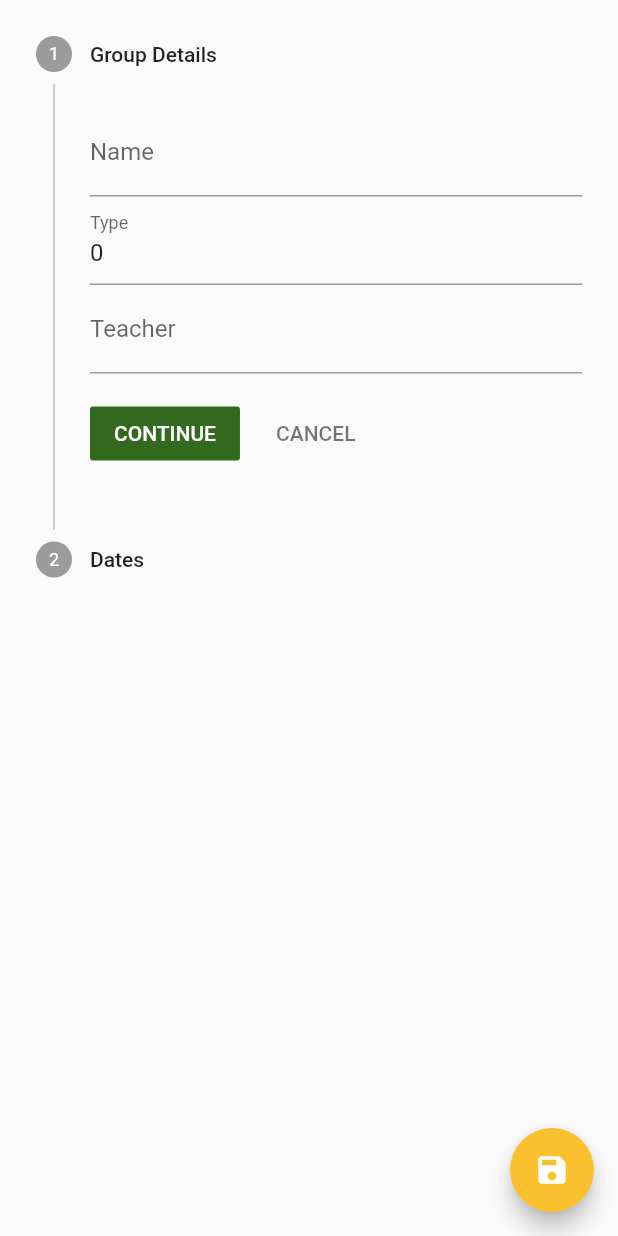
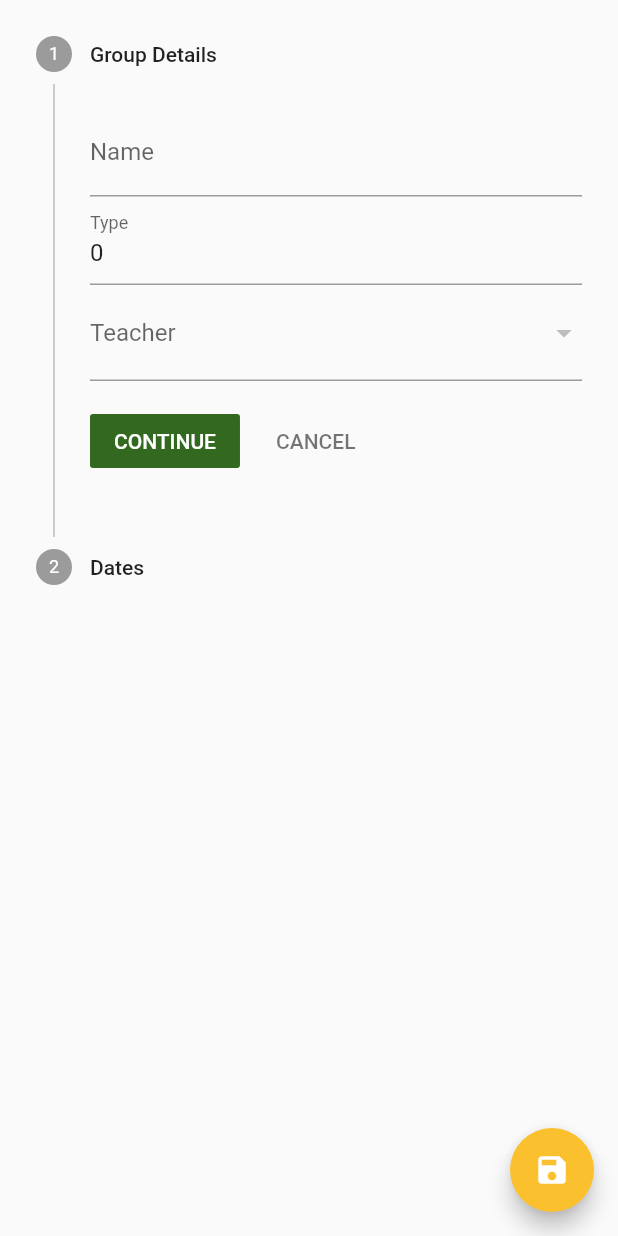
Before and after one commit to islmansour/jeriasmath, a Flutter app: the GroupEditPage screen opened directly with empty values, after a tap on the "save" icon, on a phone screen of 412 x 824 dp. Run offline on Flutter 3.47's test engine with Material 2 defaults, Android fonts, the phone set to English and light mode, and no system bars; our stand-ins replace easy_localization, firebase_auth, firebase_core, firebase_messaging, flash, shared_preferences; missing offline and left inert: flutter_multiselect; accounts and stored records are empty; statements that could not run were skipped.

Commit message:
fixing dropdowns for teacher in group create / update

```diff
--- a/lib/Model/person.dart
+++ b/lib/Model/person.dart
@@ -16,6 +16,7 @@ class Person {
   String? parentPhone1;
   String? parentPhone2;
   DateTime? dob;
+  int? type;
   final String? userId;
   Person(
       {this.dob,
@@ -28,6 +29,7 @@ class Person {
       this.phone,
       this.startDate,
       this.status,
+      this.type,
       this.userId});
 
   factory Person.fromJson(Map<String, dynamic> json) => _$PersonFromJson(json);
--- a/lib/Screens/manager/edit_group.dart
+++ b/lib/Screens/manager/edit_group.dart
@@ -1,14 +1,11 @@
 import 'dart:core';
 import 'package:easy_localization/easy_localization.dart';
 import 'package:flutter/material.dart';
-import 'package:flutter_calendar_carousel/classes/event.dart';
-import 'package:flutter_calendar_carousel/flutter_calendar_carousel.dart';
-import 'package:flutter_multiselect/flutter_multiselect.dart';
 import 'package:jerias_math/Model/group.dart';
+import 'package:jerias_math/Model/person.dart';
 import 'package:jerias_math/api/django_server_api.dart';
 import 'package:jerias_math/l10n/locale_keys.g.dart';
 import 'package:jerias_math/main.dart';
-import 'package:jerias_math/weekdays.dart';
 
 List<String> weekDays = [];
 int currentStep = 0;
@@ -28,62 +25,47 @@ class _GroupEditPageState extends State<GroupEditPage> {
   late Group _group;
   late TextEditingController _nameController;
   late TextEditingController _typeController;
-  late TextEditingController _teacherIdController;
+  List<DropdownMenuItem<String>> teacherDropdown = [];
+  String? _selectedTeacherId;
+  DateTime? _currentDate;
+  int currentStep = 0;
 
   @override
   void initState() {
     _currentDate =
         widget.group == null ? DateTime.now() : widget.group!.startDate;
-
-    final _calendarCarousel = CalendarCarousel<Event>(
-      selectedDateTime: _currentDate,
-      onDayPressed: (date, events) {
-        this.setState(() => _currentDate = date);
-        events.forEach((event) => print(event.title));
-      },
-      weekendTextStyle: const TextStyle(
-        color: Colors.red,
-      ),
-      locale: "he",
-      firstDayOfWeek: 0,
-      thisMonthDayBorderColor: Colors.grey,
-//          weekDays: null, /// for pass null when you do not want to render weekDays
-      //headerText: 'Custom Header',
-      weekFormat: true,
-      height: 200.0,
-      showIconBehindDayText: true,
-//          daysHaveCircularBorder: false, /// null for not rendering any border, true for circular border, false for rectangular border
-      customGridViewPhysics: const NeverScrollableScrollPhysics(),
-      markedDateShowIcon: true,
-      markedDateIconMaxShown: 2,
-      selectedDayTextStyle: const TextStyle(
-        color: Colors.yellow,
-      ),
-      todayTextStyle: const TextStyle(
-        color: Colors.blue,
-      ),
-      markedDateIconBuilder: (event) {
-        return event.icon ?? const Icon(Icons.help_outline);
-      },
-      minSelectedDate: _currentDate!.subtract(const Duration(days: 360)),
-      maxSelectedDate: _currentDate!.add(const Duration(days: 360)),
-      todayButtonColor: Colors.transparent,
-      todayBorderColor: Colors.green,
-      markedDateMoreShowTotal:
-          true, // null for not showing hidden events indicator
-//          markedDateIconMargin: 9,
-//          markedDateIconOffset: 3,
-    );
     super.initState();
     _group = widget.group!;
     _nameController = TextEditingController(text: _group.name);
     _typeController = TextEditingController(text: _group.type.toString());
-    _teacherIdController = TextEditingController(text: "");
-    List<String> initWeekdays = widget.group!.weekDays
-        .replaceAll("[", "")
-        .replaceAll("]", "")
-        .split(', ');
+    _selectedTeacherId = _group.teacher?.id.toString();
+  }
 
+  @override
+  void didChangeDependencies() {
+    super.didChangeDependencies();
+
+    var userData = UserData.of(context);
+    userData!.persons!.forEach((element) {
+      if (element!.type == 1) {
+        String teacherId = element.id.toString();
+        teacherDropdown.add(DropdownMenuItem<String>(
+          value: teacherId,
+          child: Text('${element.firstName} ${element.lastName}'),
+        ));
+      }
+    });
+  }
+
+  @override
+  void dispose() {
+    _nameController.dispose();
+    _typeController.dispose();
+    super.dispose();
+  }
+
+  @override
+  Widget build(BuildContext context) {
     steps = [
       Step(
         title: Text(LocaleKeys.groupDetails.tr()),
@@ -97,8 +79,14 @@ class _GroupEditPageState extends State<GroupEditPage> {
               controller: _typeController,
               decoration: InputDecoration(labelText: LocaleKeys.type.tr()),
             ),
-            TextFormField(
-              controller: _teacherIdController,
+            DropdownButtonFormField<String>(
+              value: _selectedTeacherId,
+              onChanged: (value) {
+                setState(() {
+                  _selectedTeacherId = value;
+                });
+              },
+              items: teacherDropdown,
               decoration: InputDecoration(labelText: LocaleKeys.teacher.tr()),
             ),
           ],
@@ -108,78 +96,12 @@ class _GroupEditPageState extends State<GroupEditPage> {
         title: Text(LocaleKeys.dates.tr()),
         content: Column(
           children: [
-            _calendarCarousel,
-            TextFormField(
-              onChanged: (value) {
-                // Parse the input value to DateTime
-                // and update the startDate variable.
-              },
-              decoration: InputDecoration(labelText: LocaleKeys.startDate.tr()),
-            ),
-            TextFormField(
-              onChanged: (value) {
-                // Parse the input value to DateTime
-                // and update the endDate variable.
-              },
-              decoration: InputDecoration(labelText: LocaleKeys.endDate.tr()),
-            ),
-            MultiSelect(
-              initialValue: initWeekdays,
-              titleText: LocaleKeys.learningDays.tr(),
-              maxLength: 7, // optional
-              validator: (dynamic value) {
-                return value == null ? LocaleKeys.choose.tr() : null;
-              },
-              hintText: "",
-              maxLengthText: "",
-              selectedOptionsInfoText: "",
-              cancelButtonText: LocaleKeys.cancel.tr(),
-              saveButtonText: LocaleKeys.save.tr(),
-              clearButtonText: LocaleKeys.clear.tr(),
-              errorBorderColor: Colors.transparent,
-              cancelButtonColor: Colors.white70,
-              clearButtonColor: Colors.blue,
-              dataSource: weekdays,
-              textField: 'he',
-              valueField: 'code',
-              filterable: false,
-              required: false,
-
-              selectedOptionsBoxColor: Colors.transparent,
-              buttonBarColor: Colors.transparent,
-              selectIcon: Icons.arrow_drop_down_circle,
-              // saveButtonColor: Theme.of(context).primaryColor,
-              // checkBoxColor: Theme.of(context).primaryColorDark,
-              // cancelButtonColor: Theme.of(context).primaryColorLight,
-              //responsiveDialogSize: Size(600, 800),
-              onSaved: (value) {
-                setState(() {
-                  if (value == null) {
-                    weekDays = List.empty();
-                  } else {
-                    weekDays = value.cast<String>();
-                  }
-                  widget.group!.weekDays = weekDays.toString();
-                });
-              },
-            ),
+            // Calendar and other form fields
           ],
         ),
-        isActive: false,
       ),
     ];
-  }
 
-  @override
-  void dispose() {
-    _nameController.dispose();
-    _typeController.dispose();
-    _teacherIdController.dispose();
-    super.dispose();
-  }
-
-  @override
-  Widget build(BuildContext context) {
     return Scaffold(
       body: Stepper(
         currentStep: currentStep,
@@ -206,13 +128,15 @@ class _GroupEditPageState extends State<GroupEditPage> {
             currentStep = step;
           });
         },
-          steps: steps),
+        steps: steps,
+      ),
       floatingActionButton: FloatingActionButton(
         onPressed: () {
           _group.name = _nameController.text;
           _group.type = int.parse(_typeController.text);
-          // _group.teacherId = int.parse(_teacherIdController.text);
+          _group.teacher = _findTeacherById(_selectedTeacherId);
           widget.group!.startDate = _currentDate!;
+
           final userData = UserData.of(context);
           setState(() {
             userData!.upsertGroup!(widget.group);
@@ -231,4 +155,13 @@ class _GroupEditPageState extends State<GroupEditPage> {
       ),
     );
   }
+
+  Person? _findTeacherById(String? id) {
+    var userData = UserData.of(context);
+    if (id != null) {
+      int teacherId = int.parse(id);
+      return userData!.persons!.firstWhere((person) => person!.id == teacherId);
     }
+    return null;
+  }
+}
--- a/lib/Screens/manager/manager_setting.dart
+++ b/lib/Screens/manager/manager_setting.dart
@@ -52,7 +52,7 @@ class CustomButton extends StatelessWidget {
     return GestureDetector(
       // onTap: onPressed,
       onTap: () {
-        Navigator.pushReplacement(
+        Navigator.push(
           context,
           MaterialPageRoute(
             builder: (context) => GroupPage(),
```
Also changed, not shown: lib/Screens/manager/add_attendance.dart (+20 -18 lines), lib/Screens/manager/add_group.dart (+27 -17 lines), lib/Screens/manager/groups_list.dart (+7 -7 lines), lib/Model/person.g.dart. Lines whose indentation alone changed are shown as unchanged.
